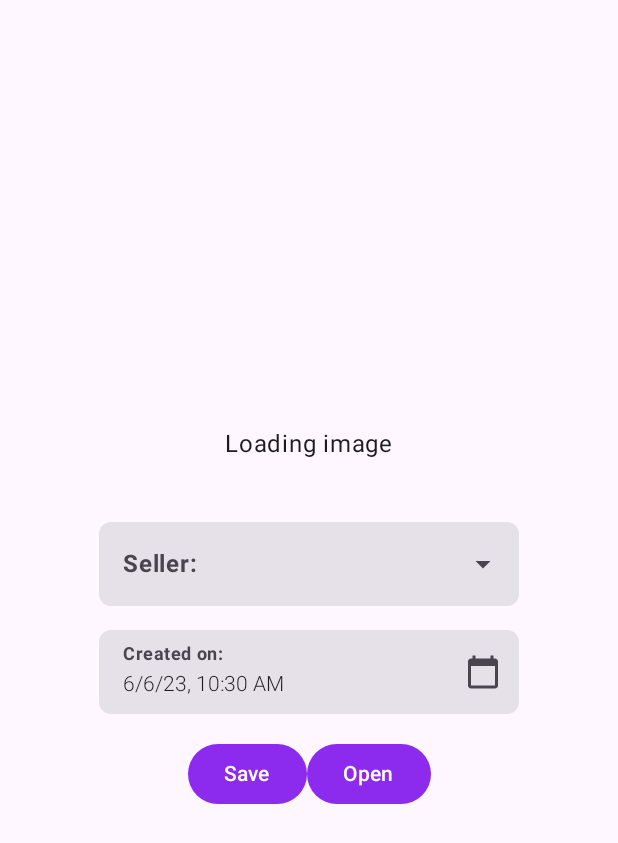
After one commit to keerthivasansa/ImageMapper, an Android app built with Jetpack Compose: the ItemIntent screen opened directly, with no data from a screen before it, on a phone screen of 412 x 824 dp. The commit adds this screen. Shown: the top 843 px of the screen. Run offline under Robolectric (Android 15) with nearby library versions, the phone set to English and light mode, and no system bars; our stand-ins replace Firebase (no records; nobody signed in at launch, a user with empty details on screens opened directly); pictures from the network do not load.

Commit message:
migrated completely to compose

```diff
--- a/app/build.gradle
+++ b/app/build.gradle
@@ -10,7 +10,7 @@ android {
 
     defaultConfig {
         applicationId "com.keerthivasan.imagemapper"
-        minSdk 25
+        minSdk 26
         targetSdk 33
         versionCode 1
         versionName "1.0"
@@ -49,6 +49,7 @@ android {
 }
 
 dependencies {
+    implementation("io.coil-kt:coil-compose:2.0.0-rc01")
 
     implementation 'androidx.core:core-ktx:1.10.1'
     implementation 'androidx.appcompat:appcompat:1.6.1'
@@ -64,12 +65,14 @@ dependencies {
     implementation 'androidx.compose.material3:material3'
     implementation platform('androidx.compose:compose-bom:2022.10.00')
     implementation 'androidx.compose.material:material-icons-core'
+    implementation platform('androidx.compose:compose-bom:2022.10.00')
     testImplementation 'junit:junit:4.13.2'
     androidTestImplementation 'androidx.test.ext:junit:1.1.5'
     androidTestImplementation 'androidx.test.espresso:espresso-core:3.5.1'
     androidTestImplementation platform('androidx.compose:compose-bom:2022.10.00')
     androidTestImplementation 'androidx.compose.ui:ui-test-junit4'
     androidTestImplementation platform('androidx.compose:compose-bom:2022.10.00')
+    androidTestImplementation platform('androidx.compose:compose-bom:2022.10.00')
     debugImplementation 'androidx.compose.ui:ui-tooling'
 
     debugImplementation 'androidx.compose.ui:ui-test-manifest'
--- /dev/null
+++ b/app/src/main/java/com/keerthivasan/imagemapper/Dropdown.kt
@@ -0,0 +1,72 @@
+package com.keerthivasan.imagemapper
+
+import androidx.compose.foundation.shape.CornerSize
+import androidx.compose.foundation.shape.RoundedCornerShape
+import androidx.compose.material3.DropdownMenuItem
+import androidx.compose.material3.ExperimentalMaterial3Api
+import androidx.compose.material3.ExposedDropdownMenuBox
+import androidx.compose.material3.ExposedDropdownMenuDefaults
+import androidx.compose.material3.Text
+import androidx.compose.material3.TextField
+import androidx.compose.runtime.Composable
+import androidx.compose.runtime.getValue
+import androidx.compose.runtime.mutableStateOf
+import androidx.compose.runtime.remember
+import androidx.compose.runtime.setValue
+import androidx.compose.ui.Modifier
+import androidx.compose.ui.graphics.Color
+import androidx.compose.ui.text.TextStyle
+import androidx.compose.ui.text.font.FontWeight
+import androidx.compose.ui.unit.dp
+import androidx.compose.ui.unit.sp
+
+@OptIn(ExperimentalMaterial3Api::class)
+@Composable
+fun Dropdown(label:String, options: List<String>, currentItem: Item?, onChange: (String) -> Unit) {
+    var expanded by remember { mutableStateOf(false) }
+
+    val shape = if (expanded) RoundedCornerShape(8.dp).copy(bottomEnd = CornerSize(0.dp), bottomStart = CornerSize(0.dp))
+    else RoundedCornerShape(8.dp)
+
+    var selectedOption = currentItem?.sellerId ?: ""
+    if (selectedOption.isEmpty() && options.isNotEmpty())
+        selectedOption = options.first()
+
+    ExposedDropdownMenuBox(
+        expanded = expanded,
+        onExpandedChange = { expanded = !expanded },
+    ) {
+
+        TextField(
+            modifier = Modifier.menuAnchor(),
+            textStyle = TextStyle.Default.copy(
+                fontSize = 14.sp,
+                fontWeight=  FontWeight.Light),
+            readOnly = true,
+            value = selectedOption,
+            onValueChange = {},
+            label = { Text(label, fontWeight = FontWeight.Bold, ) },
+            trailingIcon = { ExposedDropdownMenuDefaults.TrailingIcon(expanded = expanded) },
+            shape = shape,
+            colors = ExposedDropdownMenuDefaults.textFieldColors(
+                focusedIndicatorColor = Color.Transparent,
+                unfocusedIndicatorColor = Color.Transparent
+            )
+        )
+        ExposedDropdownMenu(
+            expanded = expanded,
+            onDismissRequest = { expanded = false },
+        ) {
+            options.forEach { selectionOption ->
+                DropdownMenuItem(
+                    text = { Text(selectionOption) },
+                    onClick = {
+                        onChange(selectionOption)
+                        expanded = false
+                    },
+                    contentPadding = ExposedDropdownMenuDefaults.ItemContentPadding,
+                )
+            }
+        }
+    }
+}
--- /dev/null
+++ b/app/src/main/java/com/keerthivasan/imagemapper/ItemIntent.kt
@@ -0,0 +1,237 @@
+@file:OptIn(ExperimentalMaterial3Api::class)
+
+package com.keerthivasan.imagemapper
+
+import android.net.Uri
+import android.os.Bundle
+import android.widget.Toast
+import androidx.activity.ComponentActivity
+import androidx.activity.compose.setContent
+import androidx.compose.foundation.Image
+import androidx.compose.foundation.layout.Arrangement
+import androidx.compose.foundation.layout.Column
+import androidx.compose.foundation.layout.Row
+import androidx.compose.foundation.layout.fillMaxSize
+import androidx.compose.foundation.layout.height
+import androidx.compose.foundation.layout.padding
+import androidx.compose.foundation.layout.width
+import androidx.compose.foundation.shape.RoundedCornerShape
+import androidx.compose.material3.Button
+import androidx.compose.material3.ExperimentalMaterial3Api
+import androidx.compose.material3.ExposedDropdownMenuDefaults
+import androidx.compose.material3.Icon
+import androidx.compose.material3.MaterialTheme
+import androidx.compose.material3.Surface
+import androidx.compose.material3.Text
+import androidx.compose.material3.TextField
+import androidx.compose.runtime.Composable
+import androidx.compose.runtime.LaunchedEffect
+import androidx.compose.runtime.getValue
+import androidx.compose.runtime.mutableStateOf
+import androidx.compose.runtime.remember
+import androidx.compose.runtime.rememberCoroutineScope
+import androidx.compose.runtime.setValue
+import androidx.compose.ui.Alignment
+import androidx.compose.ui.Modifier
+import androidx.compose.ui.graphics.Color
+import androidx.compose.ui.res.painterResource
+import androidx.compose.ui.text.TextStyle
+import androidx.compose.ui.text.font.FontWeight
+import androidx.compose.ui.tooling.preview.Preview
+import androidx.compose.ui.unit.dp
+import androidx.compose.ui.unit.sp
+import coil.compose.rememberAsyncImagePainter
+import com.google.firebase.firestore.ktx.firestore
+import com.google.firebase.ktx.Firebase
+import com.keerthivasan.imagemapper.ui.theme.ImageMapperTheme
+import kotlinx.coroutines.CoroutineScope
+import kotlinx.coroutines.Dispatchers
+import kotlinx.coroutines.launch
+import kotlinx.coroutines.tasks.await
+import java.text.DateFormat
+import java.util.Date
+
+data class Item(
+    val imageUri: Uri,
+    var description: String,
+    val sellerId: String,
+    val date: Date,
+)
+
+class ItemIntent : ComponentActivity() {
+
+    private val db = Firebase.firestore
+    private val collectionRef = db.collection("images")
+    private val sellerService = SellerService("")
+    private var imageHash = ""
+    private val coroutineScope = CoroutineScope(Dispatchers.Main)
+
+    override fun onCreate(savedInstanceState: Bundle?) {
+        super.onCreate(savedInstanceState)
+
+        setContent {
+            ImageMapperTheme {
+                Surface(
+                    modifier = Modifier.fillMaxSize(),
+                    color = MaterialTheme.colorScheme.background
+                ) {
+                    var currentItem by remember { mutableStateOf<Item?>(null) }
+                    var sellers by remember { mutableStateOf<List<Seller>>(listOf()) }
+
+                    LaunchedEffect(Unit) {
+                        val item = getItem()
+                        if (item == null)
+                            Toast.makeText(applicationContext, "Item null", Toast.LENGTH_SHORT)
+                                .show()
+                        currentItem = item
+                        sellers = sellerService.getSellers()
+                    }
+
+                    Column(
+                        horizontalAlignment = Alignment.CenterHorizontally,
+                        verticalArrangement = Arrangement.spacedBy(
+                            16.dp,
+                            Alignment.CenterVertically
+                        )
+                    ) {
+                        ItemScreen(currentItem, onDescriptionChange = {
+                            val newItem = currentItem?.copy(description = it)
+                            currentItem = newItem
+                        })
+                        Dropdown(
+                            "Seller:",
+                            sellers.map { seller -> seller.name },
+                            currentItem,
+                            onChange = { currentItem = currentItem?.copy(sellerId = it) })
+                        CalendarDialog(currentItem)
+                        Row {
+                            Button(onClick = { saveItem(currentItem) }) {
+                                Text("Save")
+                            }
+                            Button(onClick = { openSellerChat(currentItem) }) {
+                                Text("Open")
+                            }
+                        }
+                    }
+                }
+            }
+        }
+    }
+
+    private fun openSellerChat(currentItem: Item?) {
+        if (currentItem == null)
+            return
+        val seller = SellerService(currentItem.sellerId)
+        coroutineScope.launch {
+            seller.get()
+            seller.openSeller(applicationContext)
+        }
+    }
+
+    private fun saveItem(currentItem: Item?) {
+        if (currentItem == null) {
+            Toast.makeText(
+                applicationContext,
+                "Item not initialized yet, please wait.",
+                Toast.LENGTH_SHORT
+            ).show()
+            return
+        }
+
+        val data = hashMapOf(
+            "description" to currentItem.description,
+            "created_at" to currentItem.date,
+            "seller" to currentItem.sellerId
+        )
+
+        collectionRef
+            .document(imageHash)
+            .set(data)
+            .addOnSuccessListener {
+                Toast.makeText(applicationContext, "Saved to Database", Toast.LENGTH_SHORT).show()
+            }
+    }
+
+    private suspend fun getItem(): Item? {
+        val item = intent.clipData?.getItemAt(0)
+        item?.uri?.let { imageUri ->
+            val data = Utils.readStringFromUri(imageUri, contentResolver) ?: return@let
+            imageHash = Utils.md5(data)
+            val doc = collectionRef.document(imageHash).get().await()
+            val desc = doc.getString("description")
+            val sellerId = doc.getString("seller")
+            val createdAt = doc.getDate("created_at")
+            if (desc == null || sellerId == null || createdAt == null) {
+                println("Item is null. Description: $desc, SellerId: $sellerId")
+                return Item(imageUri, "", "", Date())
+            }
+            return Item(imageUri, desc, sellerId, createdAt)
+        }
+        println("Item is null. No imageUri found.")
+        return null
+    }
+}
+
+@Composable
+fun CalendarDialog(currentItem: Item?) {
+    val shape = RoundedCornerShape(8.dp)
+    val formatter = DateFormat.getInstance()
+
+    TextField(
+        textStyle = TextStyle.Default.copy(
+            fontSize = 14.sp,
+            fontWeight = FontWeight.Light
+        ),
+        readOnly = true,
+        value = formatter.format(currentItem?.date ?: Date()),
+        onValueChange = {},
+        label = { Text("Created on:", fontWeight = FontWeight.Bold) },
+        trailingIcon = {
+            Icon(
+                painterResource(com.google.android.material.R.drawable.material_ic_calendar_black_24dp),
+                contentDescription = "Calendar"
+            )
+        },
+        shape = shape,
+        colors = ExposedDropdownMenuDefaults.textFieldColors(
+            focusedIndicatorColor = Color.Transparent,
+            unfocusedIndicatorColor = Color.Transparent
+        )
+    )
+}
+
+@OptIn(ExperimentalMaterial3Api::class)
+@Composable
+fun ItemScreen(
+    currentItem: Item?,
+    onDescriptionChange: (String) -> Unit
+) {
+    if (currentItem != null) {
+        Image(
+            painter = rememberAsyncImagePainter(currentItem.imageUri),
+            contentDescription = "Item Image",
+            modifier = Modifier
+                .width(200.dp)
+                .height(350.dp)
+        )
+        TextField(value = currentItem.description, onValueChange = onDescriptionChange)
+    } else {
+        Text("Loading image", modifier = Modifier.padding(bottom = 24.dp))
+    }
+}
+
+@Preview(showBackground = true)
+@Composable
+fun GreetingPreview3() {
+    ImageMapperTheme {
+        Surface(
+            modifier = Modifier.fillMaxSize(),
+            color = MaterialTheme.colorScheme.background
+        ) {
+            val uri =
+                Uri.parse("https://assets.myntassets.com/h_1440,q_90,w_1080/v1/assets/images/19473744/2022/9/13/5b4fc687-b93b-4141-aeb6-1bd82db75e671663054576612-Antheaa-Women-Dresses-631663054576038-1.jpg")
+            val currentItem = Item(uri, "nice", "sef", Date())
+            ItemScreen(currentItem, onDescriptionChange = {})
+        }
+    }
+}
--- a/app/src/main/java/com/keerthivasan/imagemapper/MainActivity2.kt
+++ b/app/src/main/java/com/keerthivasan/imagemapper/MainActivity2.kt
@@ -1,6 +1,5 @@
 package com.keerthivasan.imagemapper
 
-import android.content.Context
 import android.content.Intent
 import android.os.Bundle
 import androidx.activity.ComponentActivity
--- a/app/src/main/java/com/keerthivasan/imagemapper/SellerService.kt
+++ b/app/src/main/java/com/keerthivasan/imagemapper/SellerService.kt
@@ -26,6 +26,16 @@ class SellerService(private val sellerId: String) {
             val seller = getSellerFromDoc(doc)
             sellerMap[seller.name] = seller.id
             seller.name
+        }
+        return sellerNames
+    }
+
+    suspend fun getSellers(): List<Seller> {
+        val docs = collectionRef.get().await() ?: return listOf()
+        val sellerNames = docs.documents.map {doc ->
+            val seller = getSellerFromDoc(doc)
+            sellerMap[seller.name] = seller.id
+            seller
         }
         return sellerNames
     }
--- a/app/src/main/java/com/keerthivasan/imagemapper/ui/theme/Color.kt
+++ b/app/src/main/java/com/keerthivasan/imagemapper/ui/theme/Color.kt
@@ -10,5 +10,8 @@ val Purple40 = Color(0xFF6650a4)
 val PurpleGrey40 = Color(0xFF625b71)
 val Pink40 = Color(0xFF7D5260)
 
-val IndigoPrimary = Color(0xFF8C29EE)
+val Indigo80 = Color(0xFFB880F0)
+val IndigoSecondary80 = Color(0xFFD4BAEE)
+
+val IndigoPrimary = Color(0xFF8C2BED)
 val IndigoSecondary = Color(0xFFC5A6E4)
```
Also changed, not shown: app/src/main/AndroidManifest.xml (+12 -18 lines), app/src/main/java/com/keerthivasan/imagemapper/CreateSeller.kt (+34 -1 lines), app/src/main/java/com/keerthivasan/imagemapper/Utils.kt (+30 -0 lines), app/src/main/java/com/keerthivasan/imagemapper/ui/theme/Theme.kt (+4 -9 lines), app/src/main/res/values/strings.xml (+3 -13 lines).
